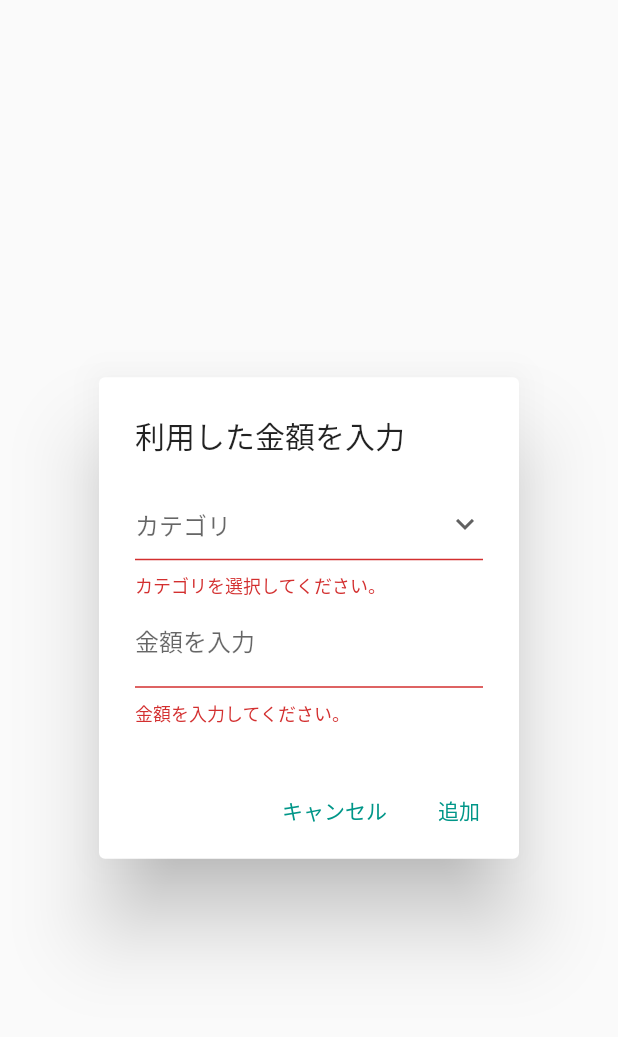
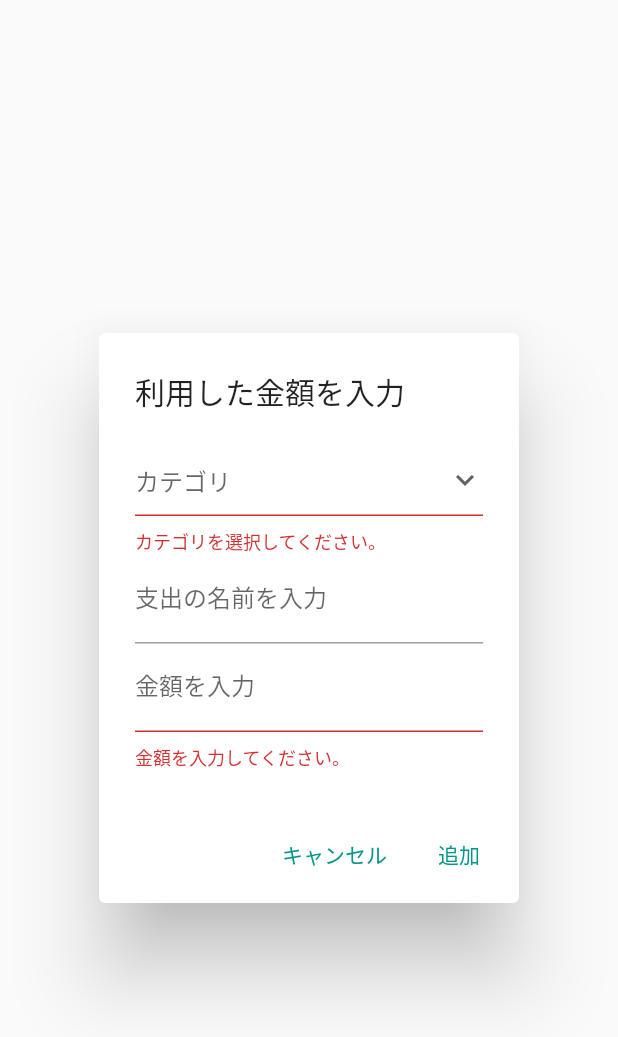
Before and after one commit to new-well/kakeibo, a Flutter app: the HistoryInputDialog widget shown alone on an empty page, opened directly, after a tap on "追加", on a phone screen of 412 x 824 dp. Shown: the top 1037 px of the screen. Run offline on Flutter 3.47's test engine with Material 2 defaults, Android fonts, the light colour scheme and no system bars; our stand-ins replace cloud_firestore, firebase_core; accounts and stored records are empty.

Commit message:
[update] 履歴の削除追加、名前つけ機能

```diff
--- a/lib/history.dart
+++ b/lib/history.dart
@@ -1,10 +1,12 @@
 import 'package:cloud_firestore/cloud_firestore.dart';
 
 class History {
+  final String? key;
   final String? category;
+  final String? name;
   final int? amount;
 
-  History({this.category, this.amount});
+  History({this.key, this.category, this.name, this.amount});
 
   factory History.fromFirestore(
     DocumentSnapshot<Map<String, dynamic>> snapshot,
@@ -12,15 +14,18 @@ class History {
   ) {
     final data = snapshot.data();
     return History(
+      key: snapshot.id,
       category: data?['category'],
+      name: data?['name'],
       amount: data?['amount'],
     );
   }
 
   Map<String, dynamic> toFirestore() {
     return {
-      if (category != null) "category": category,
-      if (amount != null) "amount": amount,
+      if (category != null) 'category': category,
+      if (name != null) 'name': name,
+      if (amount != null) 'amount': amount,
     };
   }
 }
--- a/lib/history_input_dialog.dart
+++ b/lib/history_input_dialog.dart
@@ -13,12 +13,15 @@ class HistoryInputDialog extends StatefulWidget {
 
 class _HistoryInputDialogState extends State<HistoryInputDialog> {
   String? dropdownValue;
+  final _nameEditingController = TextEditingController();
   final _amountEditingController = TextEditingController();
-  final _focusNode = FocusNode();
+  final _nonFocusNode = FocusNode();
+  final _amountFocusNode = FocusNode();
   final _amoutFormKey = GlobalKey<FormState>();
 
   @override
   void dispose() {
+    _nameEditingController.dispose();
     _amountEditingController.dispose();
     super.dispose();
   }
@@ -26,9 +29,9 @@ class _HistoryInputDialogState extends State<HistoryInputDialog> {
   @override
   Widget build(BuildContext context) {
     return Focus(
-      focusNode: _focusNode,
+      focusNode: _nonFocusNode,
       child: GestureDetector(
-        onTap: _focusNode.requestFocus,
+        onTap: _nonFocusNode.requestFocus,
         child: AlertDialog(
           title: const Text('利用した金額を入力'),
           content: Form(
@@ -59,6 +62,18 @@ class _HistoryInputDialogState extends State<HistoryInputDialog> {
                   },
                 ),
                 TextFormField(
+                  controller: _nameEditingController,
+                  decoration: const InputDecoration(
+                    border: UnderlineInputBorder(),
+                    labelText: '支出の名前を入力',
+                  ),
+                  textInputAction: TextInputAction.next,
+                  onFieldSubmitted: (_) {
+                    FocusScope.of(context).requestFocus(_amountFocusNode);
+                  },
+                ),
+                TextFormField(
+                  focusNode: _amountFocusNode,
                   controller: _amountEditingController,
                   keyboardType: TextInputType.number,
                   inputFormatters: [FilteringTextInputFormatter.digitsOnly],
@@ -85,11 +100,13 @@ class _HistoryInputDialogState extends State<HistoryInputDialog> {
             TextButton(
               onPressed: () {
                 if (_amoutFormKey.currentState!.validate()) {
+                  String? name = _nameEditingController.text;
                   int amount = int.parse(_amountEditingController.text);
                   Navigator.pop<History>(
                       context,
                       History(
                         category: dropdownValue!,
+                        name: name,
                         amount: amount,
                       ));
                 }
--- a/lib/history_list.dart
+++ b/lib/history_list.dart
@@ -32,7 +32,8 @@ class HistoryList extends StatelessWidget {
                   child: Card(
                     child: ListTile(
                       title: Text(
-                          '${histories[index].category}, ${histories[index].amount}'),
+                          '${histories[index].category}, ${histories[index].name}'),
+                      trailing: Text('¥${histories[index].amount}'),
                     ),
                   ),
                   onDismissed: (direction) {
--- a/lib/main.dart
+++ b/lib/main.dart
@@ -70,10 +70,8 @@ class _MyHomePageState extends State<MyHomePage> {
   }
 
   void _removeHistory(int index) async {
-    // todo
-    //   FirebaseFirestore.instance
-    //       .doc('history/sample_wallet')
-    //       .set({'amt': _histories});
+    await collectionRef.doc(_histories[index].key).delete();
+    featchHistories();
   }
 
   int _calculateHistory() {
```
